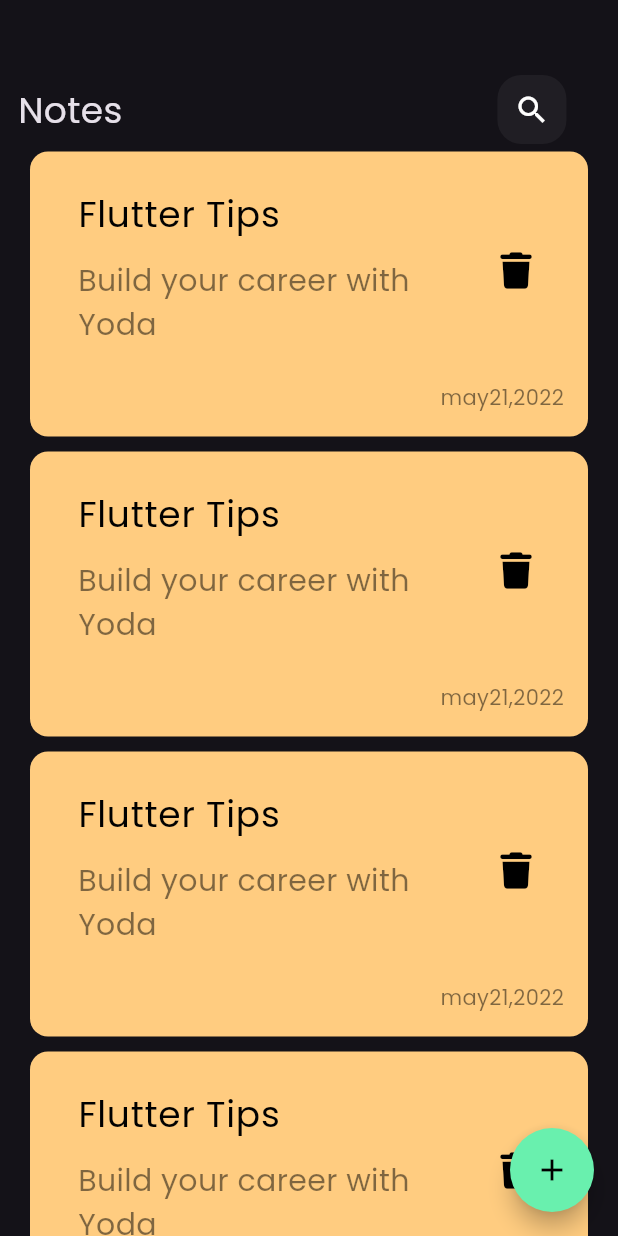
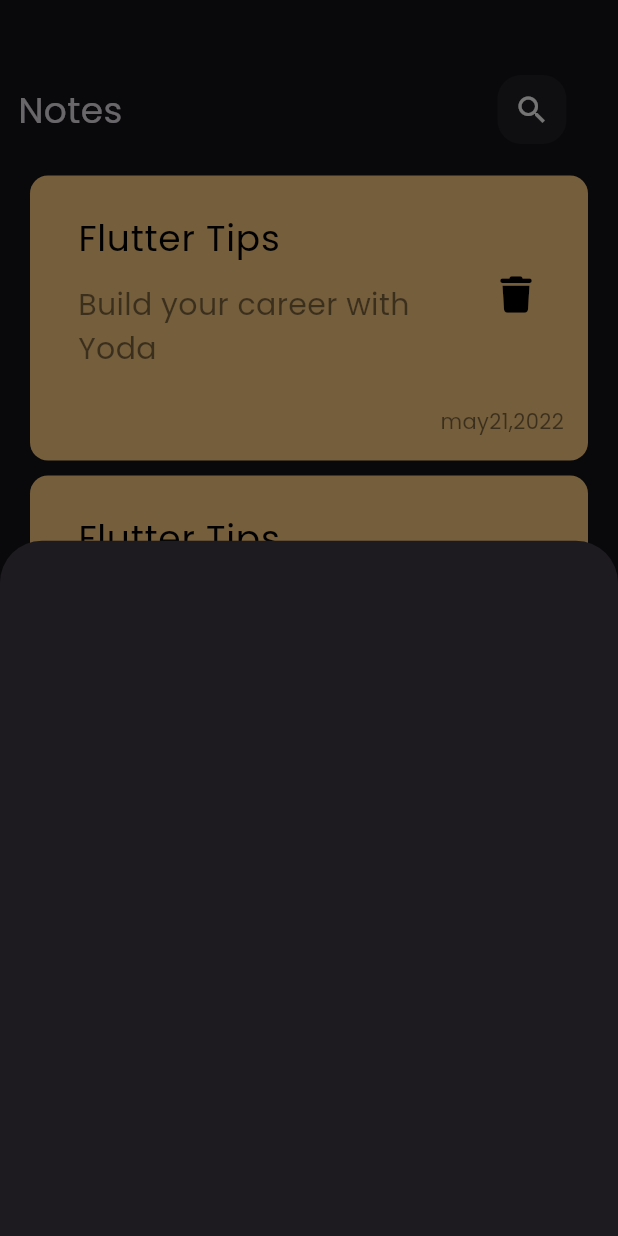
Before and after one commit to carnage67694325/note_app, a Flutter app: the screen it shows after launch, after a tap on the "add" icon, on a phone screen of 412 x 824 dp. Run offline on Flutter 3.47's test engine with Material 3 defaults, Android fonts, the phone set to English and light mode, and no system bars; our stand-ins replace font_awesome_flutter.

Commit message:
created addNoteBotttomSheet

```diff
--- a/lib/views/home_view.dart
+++ b/lib/views/home_view.dart
@@ -1,4 +1,5 @@
 import 'package:flutter/material.dart';
+import 'package:note_app/widget/add_note_bottom_sheet.dart';
 import 'package:note_app/widget/home_view_body.dart';
 
 class HomeView extends StatelessWidget {
@@ -10,7 +11,13 @@ class HomeView extends StatelessWidget {
         floatingActionButton: FloatingActionButton(
           shape: const CircleBorder(),
           backgroundColor: Colors.greenAccent,
-          onPressed: () {},
+          onPressed: () {
+            showModalBottomSheet(
+                context: context,
+                builder: (context) {
+                  return const AddNoteBottomSheet();
+                });
+          },
           child: const Icon(
             Icons.add,
             color: Colors.black,
--- /dev/null
+++ b/lib/widget/add_note_bottom_sheet.dart
@@ -0,0 +1,10 @@
+import 'package:flutter/material.dart';
+
+class AddNoteBottomSheet extends StatelessWidget {
+  const AddNoteBottomSheet({super.key});
+
+  @override
+  Widget build(BuildContext context) {
+    return Container();
+  }
+}
--- a/lib/widget/notes_list_view.dart
+++ b/lib/widget/notes_list_view.dart
@@ -6,13 +6,17 @@ class NotesListView extends StatelessWidget {
 
   @override
   Widget build(BuildContext context) {
-    return ListView.builder(
+    return Padding(
+      padding: const EdgeInsets.symmetric(vertical: 16),
+      child: ListView.builder(
+        padding: EdgeInsets.zero,
         itemBuilder: (context, index) {
           return const Padding(
             padding: const EdgeInsets.symmetric(horizontal: 8.0, vertical: 5),
             child: CustomNoteItem(),
           );
         },
+      ),
     );
   }
 }
```
Lines whose indentation alone changed are shown as unchanged.
